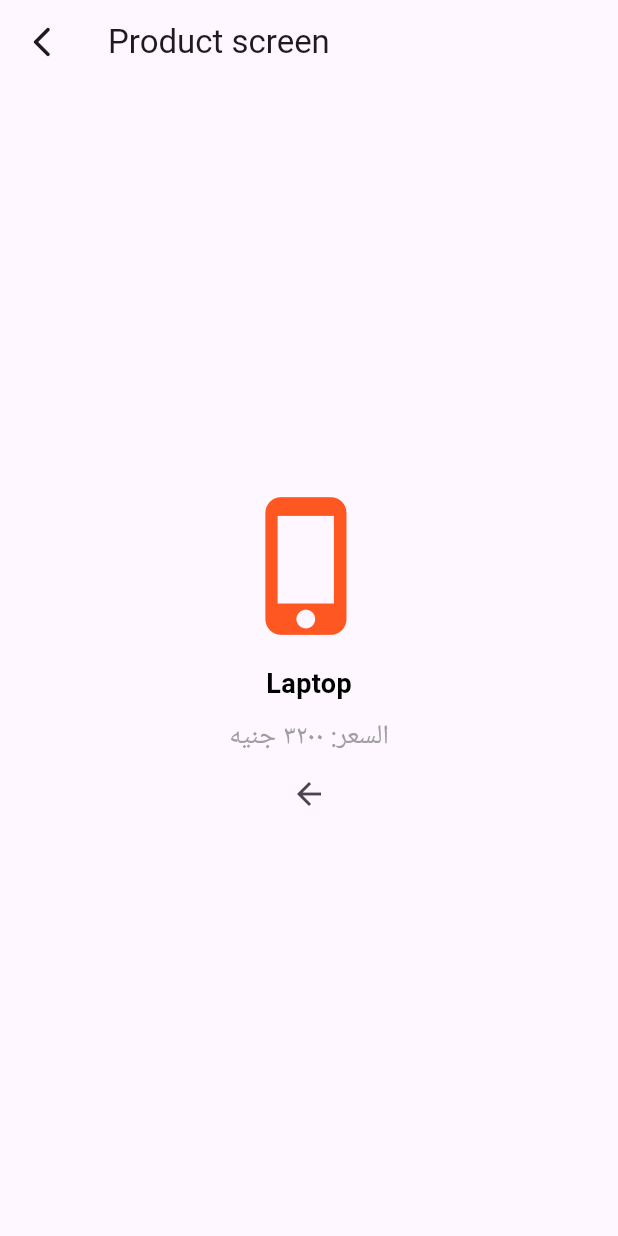
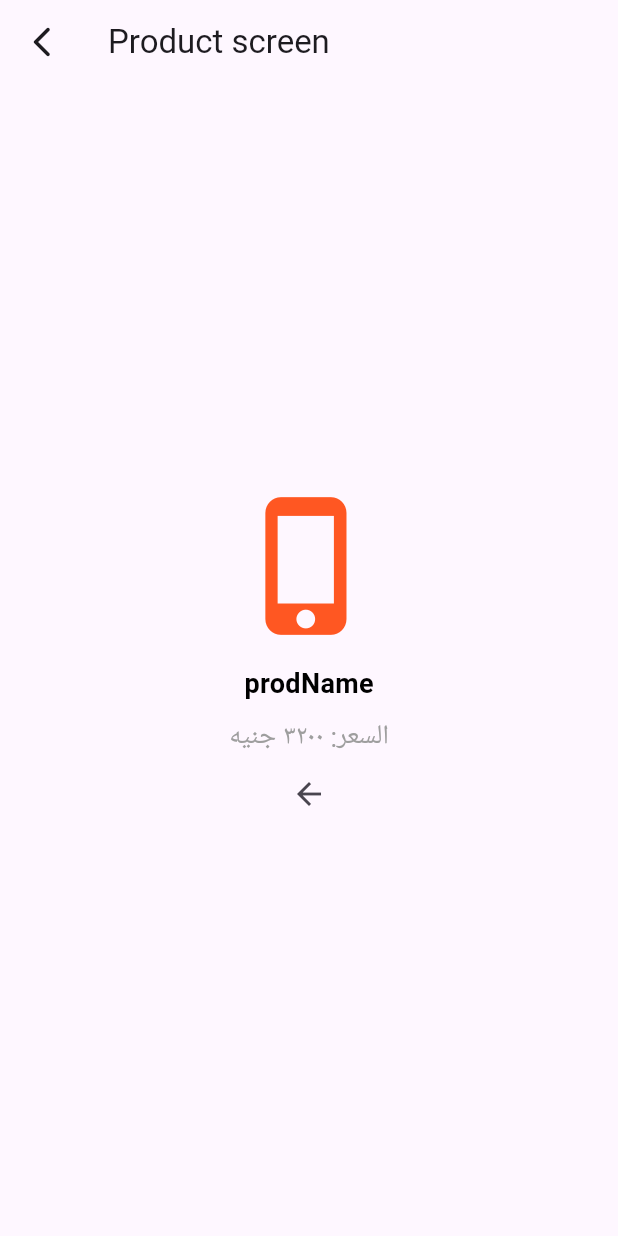
Before and after one commit to yusufabdo20/e_youth_flutter, a Flutter app: the HomeScreen screen opened directly, after a tap on "Laptop", on a phone screen of 412 x 824 dp. Run offline on Flutter 3.47's test engine with Material 3 defaults, Android fonts, the phone set to English and light mode, and no system bars.

Commit message:
Implement navigation routes and update product details screen

```diff
--- a/lib/screens/products_idea/home_screen.dart
+++ b/lib/screens/products_idea/home_screen.dart
@@ -22,9 +22,7 @@ final List<String> products =[
           title: Text(products[index]),
           trailing: Icon(Icons.arrow_forward_ios),
           onTap: () {
-            Navigator.push(context, MaterialPageRoute(builder: (context){
-              return ProductDetailsScreen(prodName:products[index] ,);
-            })) ;
+            Navigator.pushNamed(context, '/product') ;
           },
         ) ;
       }),
--- a/lib/screens/products_idea/product_details_screen.dart
+++ b/lib/screens/products_idea/product_details_screen.dart
@@ -1,8 +1,10 @@
 import 'package:flutter/material.dart';
 
 class ProductDetailsScreen extends StatelessWidget {
-  const ProductDetailsScreen({required this.prodName});
-final String prodName ;
+  // const ProductDetailsScreen({
+  //   required this.prodName
+  // });
+// final String prodName ;
   @override
   Widget build(BuildContext context) {
     return Scaffold(
@@ -17,7 +19,7 @@ final String prodName ;
         children: [
           Icon(Icons.phone_iphone, size: 100, color: Colors.deepOrange,),
           SizedBox(height: 16,) ,
-          Text(prodName , style: TextStyle(fontSize: 18, color: Colors.black , fontWeight: FontWeight.bold)) ,
+          Text("prodName" , style: TextStyle(fontSize: 18, color: Colors.black , fontWeight: FontWeight.bold)) ,
           SizedBox(height: 9,)  ,
             Text('السعر: ٣٢٠٠ جنيه', style: TextStyle(fontSize: 18, color: Colors.grey)),
           IconButton(onPressed: (){
--- a/pubspec.yaml
+++ b/pubspec.yaml
@@ -34,6 +34,8 @@ dependencies:
   # The following adds the Cupertino Icons font to your application.
   # Use with the CupertinoIcons class for iOS style icons.
   cupertino_icons: ^1.0.8
+  go_router: ^17.2.2
+
 
 dev_dependencies:
   flutter_test:
```
Also changed, not shown: lib/main.dart (+14 -1 lines).
